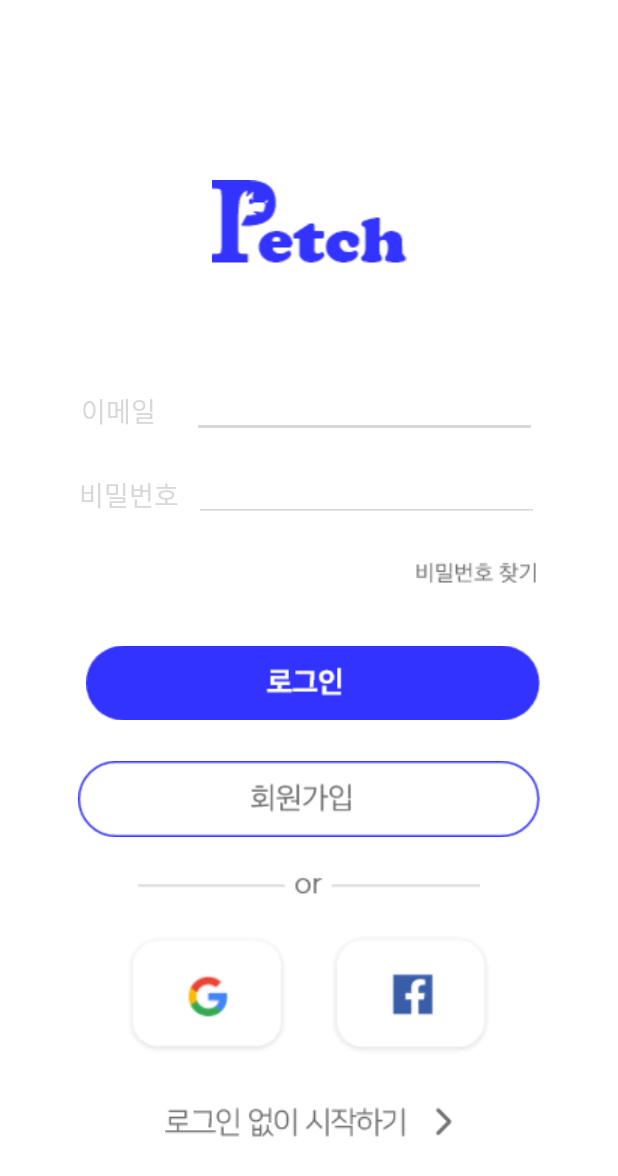
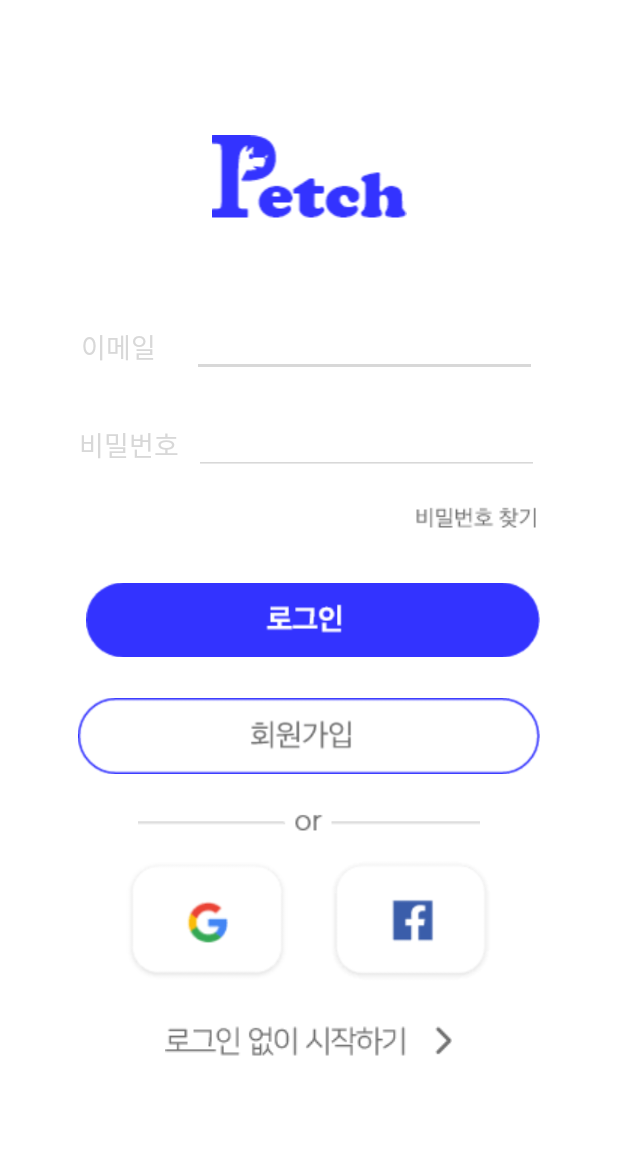
Before and after one commit to PETCH-KR/Frontend-Andriod, an Android app: the LoginActivity screen opened directly, with no data from a screen before it, on a phone screen of 412 x 824 dp. Shown: the top 1176 px of the screen. Run offline under Robolectric (Android 15) with nearby library versions, the phone set to English and light mode, and no system bars.

```diff
--- a/app/src/main/java/com/example/carry_stray_dogs/LoginActivity.kt
+++ b/app/src/main/java/com/example/carry_stray_dogs/LoginActivity.kt
@@ -1,6 +1,7 @@
 package com.example.carry_stray_dogs
 
 import android.os.Bundle
+import androidx.appcompat.app.ActionBar
 import androidx.appcompat.app.AppCompatActivity
 
 class LoginActivity : AppCompatActivity(){
@@ -8,5 +9,10 @@ class LoginActivity : AppCompatActivity(){
         super.onCreate(savedInstanceState)
         setContentView(R.layout.activity_login)
 
+        //액션바 제거
+        var actionBar : ActionBar?
+        actionBar = supportActionBar
+        actionBar?.hide()
+
     }
 }
--- a/app/src/main/res/layout/activity_login.xml
+++ b/app/src/main/res/layout/activity_login.xml
@@ -20,7 +20,7 @@
                 android:id="@+id/imageView"
                 android:layout_width="match_parent"
                 android:layout_height="wrap_content"
-                android:layout_marginTop="120dp"
+                android:layout_marginTop="90dp"
                 android:layout_marginLeft="50dp"
                 android:layout_marginRight="50dp"
                 android:scaleType="fitCenter"
@@ -29,7 +29,7 @@
             <LinearLayout
                 android:layout_width="match_parent"
                 android:layout_height="wrap_content"
-                android:layout_marginTop="70dp"
+                android:layout_marginTop="55dp"
                 android:gravity="center"
                 android:orientation="horizontal">
 
@@ -44,9 +44,11 @@
                 <EditText
                     android:id="@+id/emailText"
                     android:layout_width="230dp"
-                    android:layout_height="36dp"
+                    android:layout_height="40dp"
                     android:backgroundTint="#d8d8d8"
                     android:hint=" "
+                    android:textSize="20dp"
+                    android:gravity="center"
                     android:scrollbars="horizontal"
                     android:selectAllOnFocus="false"
                     android:singleLine="true"></EditText>
@@ -57,7 +59,7 @@
                 android:layout_width="match_parent"
                 android:layout_height="wrap_content"
                 android:orientation="horizontal"
-                android:layout_marginTop="20dp"
+                android:layout_marginTop="25dp"
                 android:gravity="center">
 
                 <TextView
@@ -71,28 +73,30 @@
                 <EditText
                     android:id="@+id/pwdText"
                     android:layout_width="230dp"
-                    android:layout_height="36dp"
+                    android:layout_height="40dp"
+                    android:backgroundTint="#d8d8d8"
+                    android:gravity="center"
                     android:hint=" "
-                    android:backgroundTint="#d8d8d8"
+                    android:inputType="textPassword"
                     android:scrollbars="horizontal"
                     android:selectAllOnFocus="false"
-                    android:singleLine="true" />
+                    android:singleLine="true"
+                    android:textSize="20dp" />
             </LinearLayout>
-
 
 
             <LinearLayout
                 android:layout_width="wrap_content"
                 android:layout_height="wrap_content"
                 android:layout_marginRight="40dp"
-                android:layout_marginTop="15dp"
+                android:layout_marginTop="10dp"
                 android:layout_gravity="right">
 
-            <ImageButton
-                android:layout_width="wrap_content"
-                android:layout_height="wrap_content"
-                android:backgroundTint="#00ff"
-                android:src="@drawable/login_findpwd" />
+                <ImageButton
+                    android:layout_width="wrap_content"
+                    android:layout_height="match_parent"
+                    android:backgroundTint="#00ff"
+                    android:src="@drawable/login_findpwd" />
 
             </LinearLayout>
 
@@ -104,8 +108,10 @@
                 android:backgroundTint="#00ff"
                 android:layout_marginLeft="45dp"
                 android:layout_marginRight="40dp"
-                android:layout_marginTop="15dp"
+                android:layout_marginTop="10dp"
                 android:scaleType="fitCenter"
+                android:minWidth="0dp"
+                android:minHeight="0dp"
                 android:src="@drawable/login_login" />
 
             <ImageButton
@@ -116,6 +122,8 @@
                 android:layout_marginRight="40dp"
                 android:backgroundTint="#00ff"
                 android:scaleType="fitCenter"
+                android:minWidth="0dp"
+                android:minHeight="0dp"
                 android:src="@drawable/login_join" />
 
             <ImageView
@@ -130,7 +138,7 @@
                 android:layout_width="match_parent"
                 android:layout_height="wrap_content"
                 android:orientation="horizontal"
-                android:layout_marginTop="9dp"
+                android:layout_marginTop="2dp"
                 android:layout_marginLeft="70dp"
                 android:layout_marginRight="70dp">
 
@@ -156,11 +164,12 @@
 
             <ImageButton
                 android:id="@+id/without_login"
-                android:layout_marginTop="10dp"
+                android:layout_marginTop="5dp"
                 android:layout_width="wrap_content"
                 android:layout_height="wrap_content"
                 android:backgroundTint="#00ff"
                 android:layout_gravity="center"
+                android:layout_marginBottom="30dp"
                 android:scaleType="fitCenter"
                 android:src="@drawable/login_loginstart" />
 
```
Also changed, not shown: app/src/main/java/com/example/carry_stray_dogs/MyPagerAdapter.kt (+5 -2 lines), app/src/main/java/com/example/carry_stray_dogs/SplashActivity.kt (+11 -1 lines), app/src/main/res/layout/activity_splash.xml (+20 -1 lines), app/src/main/res/layout/pager_item.xml (+18 -1 lines), app/src/main/res/drawable/splash_skip.png (added).
